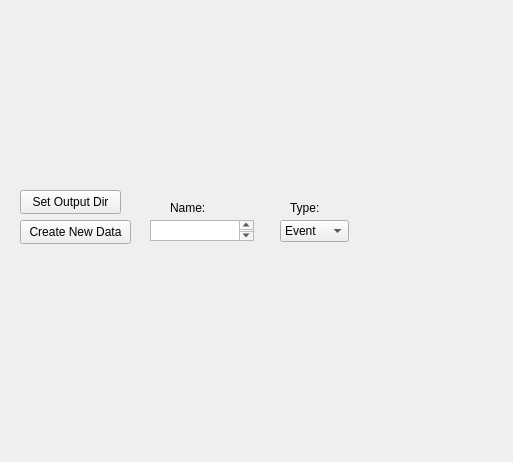
paulmthompson/WhiskerToolbox, file src/WhiskerToolbox/DataManager_Widget/DataManager_Widget.ui: the form before one commit.
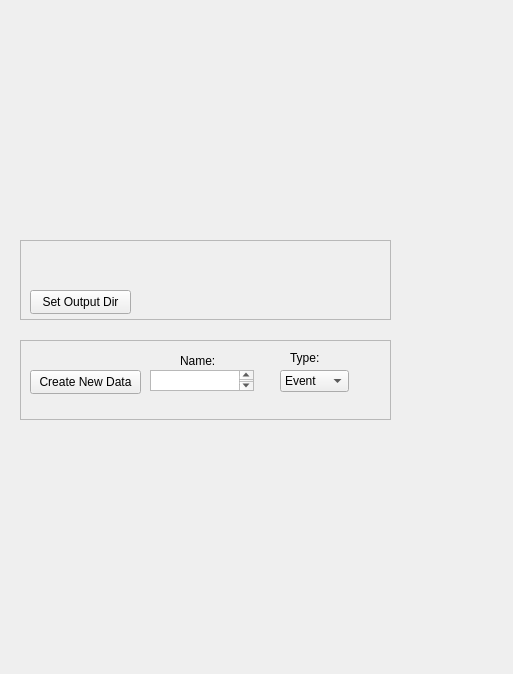
The form after the commit. Custom widgets are drawn as their Qt base class.

```diff
--- a/src/WhiskerToolbox/DataManager_Widget/DataManager_Widget.ui
+++ b/src/WhiskerToolbox/DataManager_Widget/DataManager_Widget.ui
@@ -7,7 +7,7 @@
     <x>0</x>
     <y>0</y>
     <width>513</width>
-    <height>462</height>
+    <height>674</height>
    </rect>
   </property>
   <property name="windowTitle">
@@ -23,51 +23,37 @@
     </rect>
    </property>
   </widget>
-  <widget class="QLabel" name="output_dir_label">
-   <property name="geometry">
-    <rect>
-     <x>20</x>
-     <y>170</y>
-     <width>361</width>
-     <height>16</height>
-    </rect>
-   </property>
-   <property name="text">
-    <string/>
-   </property>
-   <property name="alignment">
-    <set>Qt::AlignmentFlag::AlignRight|Qt::AlignmentFlag::AlignTrailing|Qt::AlignmentFlag::AlignVCenter</set>
-   </property>
-  </widget>
-  <widget class="QPushButton" name="output_dir_button">
-   <property name="geometry">
-    <rect>
-     <x>20</x>
-     <y>190</y>
-     <width>101</width>
-     <height>24</height>
-    </rect>
-   </property>
-   <property name="text">
-    <string>Set Output Dir</string>
-   </property>
-  </widget>
   <widget class="QStackedWidget" name="stackedWidget">
    <property name="geometry">
     <rect>
      <x>30</x>
-     <y>260</y>
+     <y>450</y>
      <width>461</width>
      <height>181</height>
     </rect>
    </property>
    <widget class="QWidget" name="blank"/>
   </widget>
+  <widget class="QFrame" name="frame">
+   <property name="geometry">
+    <rect>
+     <x>20</x>
+     <y>340</y>
+     <width>371</width>
+     <height>80</height>
+    </rect>
+   </property>
+   <property name="frameShape">
+    <enum>QFrame::Shape::StyledPanel</enum>
+   </property>
+   <property name="frameShadow">
+    <enum>QFrame::Shadow::Raised</enum>
+   </property>
   <widget class="QPushButton" name="new_data_button">
    <property name="geometry">
     <rect>
-     <x>20</x>
-     <y>220</y>
+      <x>10</x>
+      <y>30</y>
      <width>111</width>
      <height>24</height>
     </rect>
@@ -79,8 +65,8 @@
   <widget class="QPlainTextEdit" name="new_data_name">
    <property name="geometry">
     <rect>
-     <x>150</x>
-     <y>220</y>
+      <x>130</x>
+      <y>30</y>
      <width>104</width>
      <height>21</height>
     </rect>
@@ -89,11 +75,24 @@
     <string/>
    </property>
   </widget>
+   <widget class="QLabel" name="label">
+    <property name="geometry">
+     <rect>
+      <x>160</x>
+      <y>10</y>
+      <width>49</width>
+      <height>21</height>
+     </rect>
+    </property>
+    <property name="text">
+     <string>Name:</string>
+    </property>
+   </widget>
   <widget class="QComboBox" name="new_data_type_combo">
    <property name="geometry">
     <rect>
-     <x>280</x>
-     <y>220</y>
+      <x>260</x>
+      <y>30</y>
      <width>69</width>
      <height>22</height>
     </rect>
@@ -129,24 +128,11 @@
     </property>
    </item>
   </widget>
-  <widget class="QLabel" name="label">
-   <property name="geometry">
-    <rect>
-     <x>170</x>
-     <y>200</y>
-     <width>49</width>
-     <height>16</height>
-    </rect>
-   </property>
-   <property name="text">
-    <string>Name:</string>
-   </property>
-  </widget>
   <widget class="QLabel" name="label_2">
    <property name="geometry">
     <rect>
-     <x>290</x>
-     <y>200</y>
+      <x>270</x>
+      <y>10</y>
      <width>49</width>
      <height>16</height>
     </rect>
@@ -154,6 +140,52 @@
    <property name="text">
     <string>Type:</string>
    </property>
+   </widget>
+  </widget>
+  <widget class="QFrame" name="frame_2">
+   <property name="geometry">
+    <rect>
+     <x>20</x>
+     <y>240</y>
+     <width>371</width>
+     <height>80</height>
+    </rect>
+   </property>
+   <property name="frameShape">
+    <enum>QFrame::Shape::StyledPanel</enum>
+   </property>
+   <property name="frameShadow">
+    <enum>QFrame::Shadow::Raised</enum>
+   </property>
+   <widget class="QPushButton" name="output_dir_button">
+    <property name="geometry">
+     <rect>
+      <x>10</x>
+      <y>50</y>
+      <width>101</width>
+      <height>24</height>
+     </rect>
+    </property>
+    <property name="text">
+     <string>Set Output Dir</string>
+    </property>
+   </widget>
+   <widget class="QLabel" name="output_dir_label">
+    <property name="geometry">
+     <rect>
+      <x>0</x>
+      <y>20</y>
+      <width>361</width>
+      <height>16</height>
+     </rect>
+    </property>
+    <property name="text">
+     <string/>
+    </property>
+    <property name="alignment">
+     <set>Qt::AlignmentFlag::AlignRight|Qt::AlignmentFlag::AlignTrailing|Qt::AlignmentFlag::AlignVCenter</set>
+    </property>
+   </widget>
   </widget>
  </widget>
  <customwidgets>
```
Lines whose indentation alone changed are shown as unchanged.
